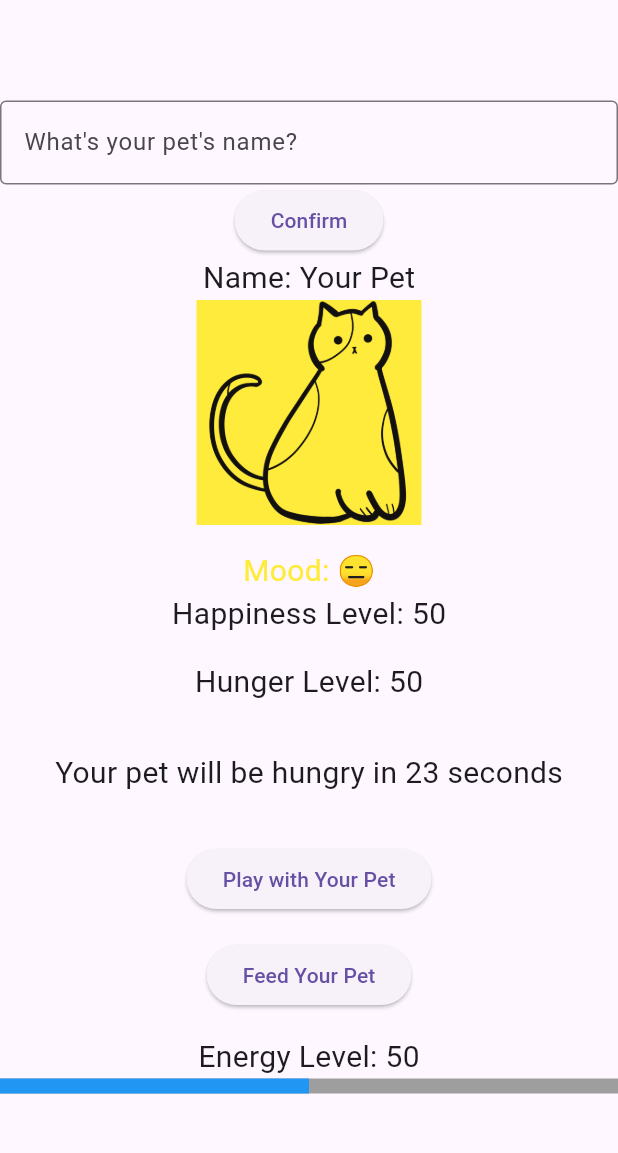
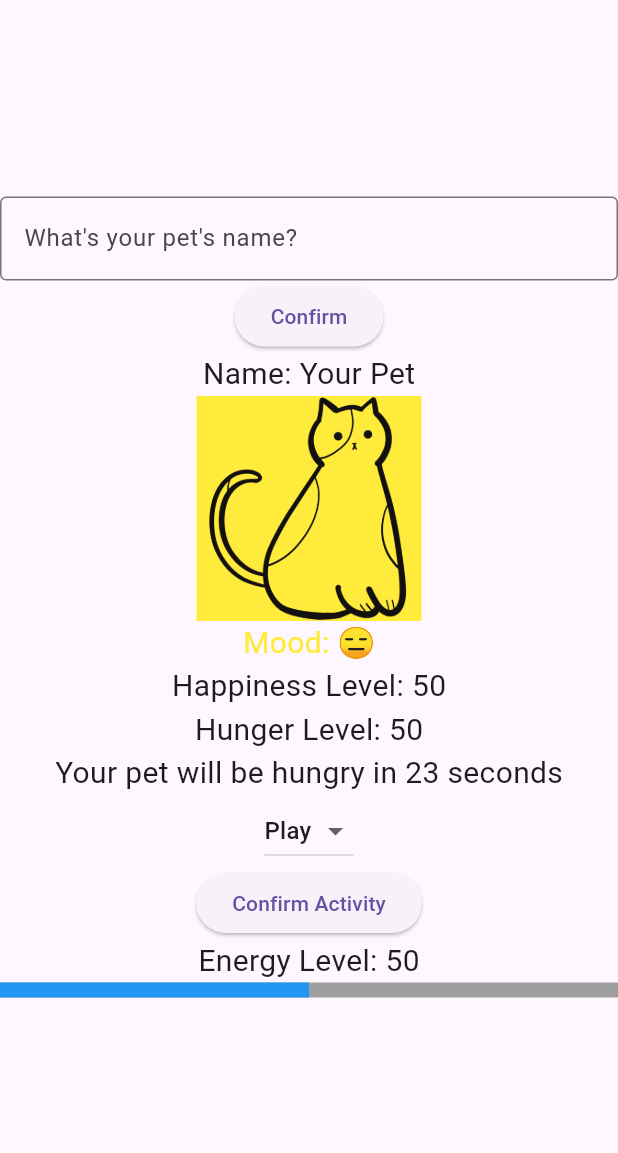
Before and after one commit to Ruhisawant/Digital_Pet_App, a Flutter app: the screen it shows after launch, on a phone screen of 412 x 824 dp, the part 63-1216 px from its top. Run offline on Flutter 3.47's test engine with Material 3 defaults, Android fonts, the phone set to English and light mode, and no system bars.

Commit message:
Changed UI into a dropdown menu for buttons

```diff
--- a/lib/main.dart
+++ b/lib/main.dart
@@ -17,11 +17,11 @@ class _DigitalPetAppState extends State<DigitalPetApp> {
   String petName = "Your Pet";
   int happinessLevel = 50;
   int hungerLevel = 50;
-  int energyLevel = 50;
+  int _energyLevel = 50;
   int _seconds = 30;
   Timer? _timer;
+  String _selectedActivity = 'Play';
 
-  // Change pet color based on happiness level
   Color petColor() {
     if (happinessLevel > 70) {
       return Colors.green;
@@ -32,7 +32,6 @@ class _DigitalPetAppState extends State<DigitalPetApp> {
     }
   }
 
-  // Change pet mood based on happiness level
   String petMood() {
     if (happinessLevel > 70) {
       return '😁';
@@ -43,25 +42,22 @@ class _DigitalPetAppState extends State<DigitalPetApp> {
     }
   }
 
-  // Function to increase happiness and update hunger when playing with the pet
   void _playWithPet() {
     setState(() {
       happinessLevel = (happinessLevel + 10).clamp(0, 100);
       _updateHunger();
-      energyLevel = (energyLevel - 10).clamp(0, 100);
+      _energyLevel = (_energyLevel - 10).clamp(0, 100);
     });
   }
 
-  // Function to decrease hunger and update happiness when feeding the pet
   void _feedPet() {
     setState(() {
       hungerLevel = (hungerLevel - 10).clamp(0, 100);
       _updateHappiness();
-      energyLevel = (energyLevel + 10).clamp(0, 100);
+      _energyLevel = (_energyLevel + 10).clamp(0, 100);
     });
   }
 
-  // Update happiness based on hunger level
   void _updateHappiness() {
     if (hungerLevel < 30) {
       happinessLevel = (happinessLevel - 20).clamp(0, 100);
@@ -70,7 +66,6 @@ class _DigitalPetAppState extends State<DigitalPetApp> {
     }
   }
 
-  // Increase hunger level slightly when playing with the pet
   void _updateHunger() {
     hungerLevel = (hungerLevel + 5).clamp(0, 100);
     if (hungerLevel > 100) {
@@ -79,11 +74,9 @@ class _DigitalPetAppState extends State<DigitalPetApp> {
     }
   }
 
-  // Start and restart the countdown timer
   void _countdown() {
     _timer?.cancel();
     _seconds = 30;
-
     _timer = Timer.periodic(const Duration(seconds: 1), (timer) {
       if (_seconds > 0) {
         setState(() {
@@ -96,6 +89,14 @@ class _DigitalPetAppState extends State<DigitalPetApp> {
         });
       }
     });
+  }
+
+  void _performActivity() {
+    if (_selectedActivity == 'Play') {
+      _playWithPet();
+    } else if (_selectedActivity == 'Feed') {
+      _feedPet();
+    }
   }
 
   @override
@@ -127,7 +128,6 @@ class _DigitalPetAppState extends State<DigitalPetApp> {
                 border: OutlineInputBorder(),
               ),
             ),
-
             ElevatedButton(
               onPressed: () {
                 setState(() {
@@ -136,60 +136,43 @@ class _DigitalPetAppState extends State<DigitalPetApp> {
               },
               child: const Text('Confirm'),
             ),
-
-            Text(
-              'Name: $petName',
-              style: const TextStyle(fontSize: 20.0),
-            ),
-
+            Text('Name: $petName', style: const TextStyle(fontSize: 20.0)),
             Container(
               width: 150,
               height: 150,
               color: petColor(),
               child: Image.asset('assets/images/cat.png', fit: BoxFit.cover),
             ),
-
-            const SizedBox(height: 16.0),
-            Text(
-              'Mood: ${petMood()}',
-              style: TextStyle(fontSize: 20.0, color: petColor(),)
+            Text('Mood: ${petMood()}',
+                style: TextStyle(fontSize: 20.0, color: petColor())),
+            Text('Happiness Level: $happinessLevel',
+                style: const TextStyle(fontSize: 20.0)),
+            Text('Hunger Level: $hungerLevel',
+                style: const TextStyle(fontSize: 20.0)),
+            Text('Your pet will be hungry in $_seconds seconds',
+                style: const TextStyle(fontSize: 20.0)),
+            DropdownButton<String>(
+              value: _selectedActivity,
+              items: ['Play', 'Feed'].map((String value) {
+                return DropdownMenuItem<String>(
+                  value: value,
+                  child: Text(value),
+                );
+              }).toList(),
+              onChanged: (String? newValue) {
+                setState(() {
+                  _selectedActivity = newValue!;
+                });
+              },
             ),
-            Text(
-              'Happiness Level: $happinessLevel',
-              style: const TextStyle(fontSize: 20.0),
+            ElevatedButton(
+              onPressed: _performActivity,
+              child: const Text('Confirm Activity'),
             ),
-
-            const SizedBox(height: 16.0),
-            Text(
-              'Hunger Level: $hungerLevel',
-              style: const TextStyle(fontSize: 20.0),
-            ),
-
-            const SizedBox(height: 32.0),
-            Text(
-              'Your pet will be hungry in $_seconds seconds',
-              style: const TextStyle(fontSize: 20.0),
-            ),
-
-            const SizedBox(height: 32.0),
-            ElevatedButton(
-              onPressed: _playWithPet,
-              child: const Text('Play with Your Pet'),
-            ),
-
-            const SizedBox(height: 16.0),
-            ElevatedButton(
-              onPressed: _feedPet,
-              child: const Text('Feed Your Pet'),
-            ),
-
-            const SizedBox(height: 16.0),
-            Text(
-              'Energy Level: $energyLevel',
-              style: const TextStyle(fontSize: 20.0),
-            ),
+            Text('Energy Level: $_energyLevel',
+                style: const TextStyle(fontSize: 20.0)),
             LinearProgressIndicator(
-              value: energyLevel / 100.0,
+              value: _energyLevel / 100.0,
               minHeight: 10.0,
               backgroundColor: Colors.grey,
               valueColor: const AlwaysStoppedAnimation<Color>(Colors.blue),
```
